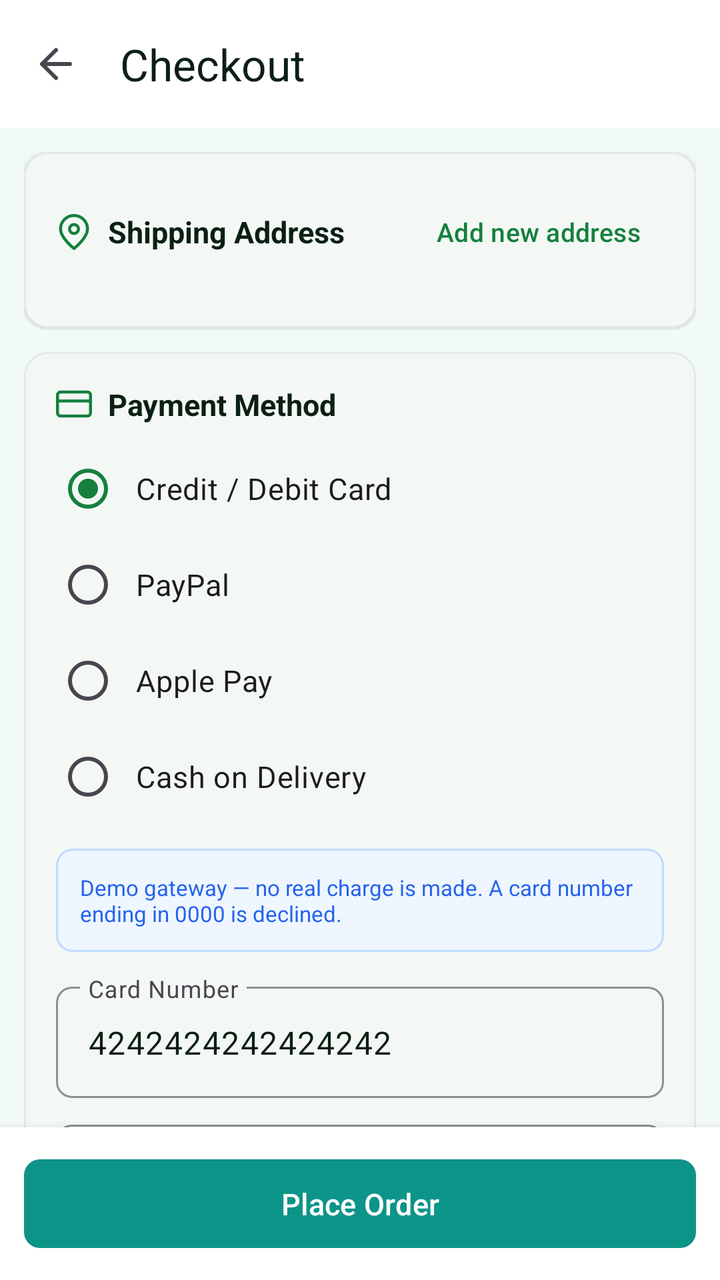
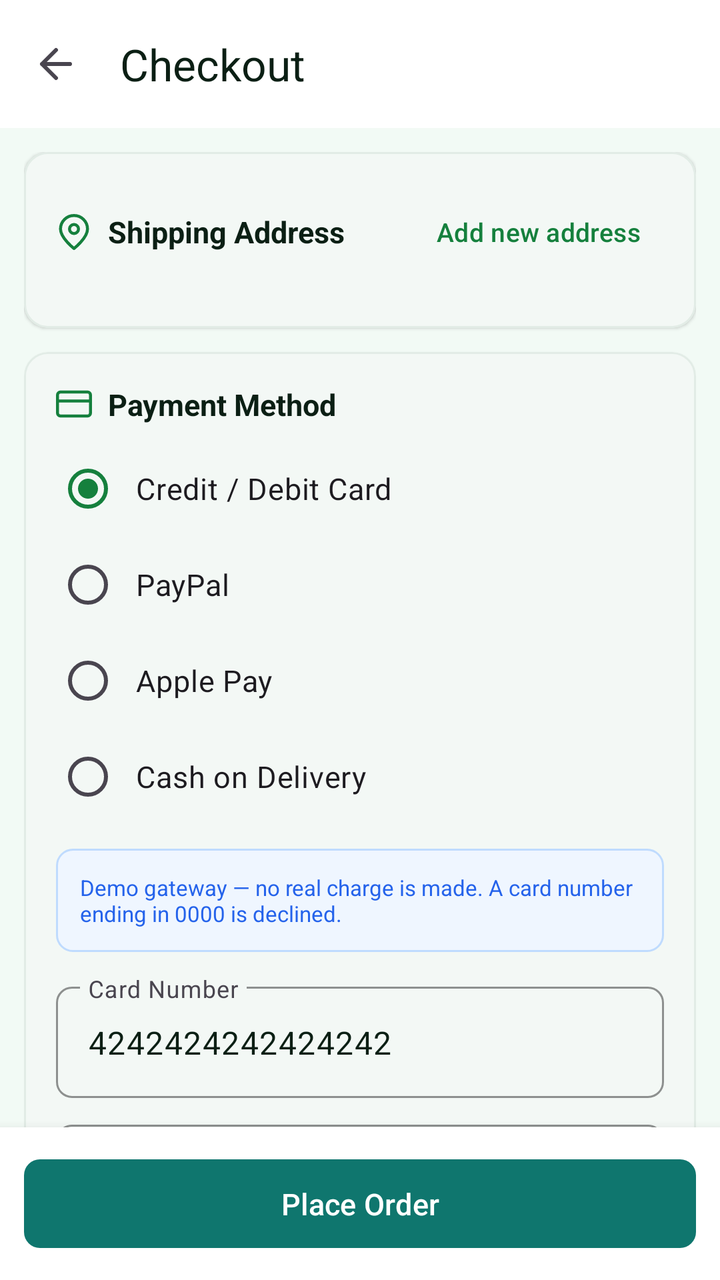

Compare the two renders of this Android layout. The source of the first and the diff that turns it into the second are given below.
<!-- AndroidManifest.xml: application theme Theme.AuraMart -->
<!-- res/layout/activity_checkout.xml -->
<?xml version="1.0" encoding="utf-8"?>
<LinearLayout xmlns:android="http://schemas.android.com/apk/res/android"
    xmlns:app="http://schemas.android.com/apk/res-auto"
    android:layout_width="match_parent"
    android:layout_height="match_parent"
    android:orientation="vertical"
    android:background="@color/background">

    <com.google.android.material.appbar.MaterialToolbar
        android:id="@+id/toolbar"
        android:layout_width="match_parent"
        android:layout_height="?attr/actionBarSize"
        android:background="@color/surface"
        app:navigationIcon="@drawable/ic_back"
        app:title="@string/checkout"
        app:titleTextColor="@color/text_primary" />

    <androidx.core.widget.NestedScrollView
        android:layout_width="match_parent"
        android:layout_height="0dp"
        android:layout_weight="1"
        android:fillViewport="true">

        <LinearLayout
            android:layout_width="match_parent"
            android:layout_height="wrap_content"
            android:orientation="vertical"
            android:padding="@dimen/space_md">

            
            <com.google.android.material.card.MaterialCardView
                style="@style/Widget.AuraMart.Card"
                android:layout_width="match_parent"
                android:layout_height="wrap_content"
                app:strokeWidth="1dp"
                app:strokeColor="@color/divider">

                <LinearLayout
                    android:layout_width="match_parent"
                    android:layout_height="wrap_content"
                    android:orientation="vertical"
                    android:padding="@dimen/space_lg">

                    <LinearLayout
                        android:layout_width="match_parent"
                        android:layout_height="wrap_content"
                        android:orientation="horizontal"
                        android:gravity="center_vertical">

                        <ImageView
                            android:layout_width="18dp"
                            android:layout_height="18dp"
                            android:src="@drawable/ic_location"
                            app:tint="@color/primary"
                            android:contentDescription="@null" />

                        <TextView
                            android:layout_width="0dp"
                            android:layout_height="wrap_content"
                            android:layout_weight="1"
                            android:layout_marginStart="@dimen/space_sm"
                            android:text="@string/shipping_address"
                            style="@style/Text.Title"
                            android:textSize="@dimen/text_body" />

                        <com.google.android.material.button.MaterialButton
                            android:id="@+id/addAddressButton"
                            style="@style/Widget.AuraMart.Button.Text"
                            android:layout_width="wrap_content"
                            android:layout_height="wrap_content"
                            android:text="@string/add_new_address"
                            android:textSize="@dimen/text_small" />
                    </LinearLayout>

                    <RadioGroup
                        android:id="@+id/addressGroup"
                        android:layout_width="match_parent"
                        android:layout_height="wrap_content"
                        android:layout_marginTop="@dimen/space_sm"
                        android:orientation="vertical" />

                    <TextView
                        android:id="@+id/noAddressText"
                        android:layout_width="match_parent"
                        android:layout_height="wrap_content"
                        android:layout_marginTop="@dimen/space_sm"
                        style="@style/Text.Secondary"
                        android:visibility="gone" />
                </LinearLayout>
            </com.google.android.material.card.MaterialCardView>

            
            <com.google.android.material.card.MaterialCardView
                style="@style/Widget.AuraMart.Card"
                android:layout_width="match_parent"
                android:layout_height="wrap_content"
                android:layout_marginTop="@dimen/space_md"
                app:strokeWidth="1dp"
                app:strokeColor="@color/divider">

                <LinearLayout
                    android:layout_width="match_parent"
                    android:layout_height="wrap_content"
                    android:orientation="vertical"
                    android:padding="@dimen/space_lg">

                    <LinearLayout
                        android:layout_width="match_parent"
                        android:layout_height="wrap_content"
                        android:orientation="horizontal"
                        android:gravity="center_vertical">

                        <ImageView
                            android:layout_width="18dp"
                            android:layout_height="18dp"
                            android:src="@drawable/ic_credit_card"
                            app:tint="@color/primary"
                            android:contentDescription="@null" />

                        <TextView
                            android:layout_width="wrap_content"
                            android:layout_height="wrap_content"
                            android:layout_marginStart="@dimen/space_sm"
                            android:text="@string/payment_method"
                            style="@style/Text.Title"
                            android:textSize="@dimen/text_body" />
                    </LinearLayout>

                    <RadioGroup
                        android:id="@+id/paymentGroup"
                        android:layout_width="match_parent"
                        android:layout_height="wrap_content"
                        android:layout_marginTop="@dimen/space_sm"
                        android:orientation="vertical">

                        <RadioButton
                            android:id="@+id/payCard"
                            android:layout_width="match_parent"
                            android:layout_height="wrap_content"
                            android:checked="true"
                            android:paddingStart="@dimen/space_sm"
                            android:paddingEnd="0dp"
                            android:text="@string/pay_card"
                            android:textSize="@dimen/text_body"
                            tools:ignore="HardcodedText"
                            xmlns:tools="http://schemas.android.com/tools" />

                        <RadioButton
                            android:id="@+id/payPaypal"
                            android:layout_width="match_parent"
                            android:layout_height="wrap_content"
                            android:paddingStart="@dimen/space_sm"
                            android:paddingEnd="0dp"
                            android:text="@string/pay_paypal"
                            android:textSize="@dimen/text_body" />

                        <RadioButton
                            android:id="@+id/payApple"
                            android:layout_width="match_parent"
                            android:layout_height="wrap_content"
                            android:paddingStart="@dimen/space_sm"
                            android:paddingEnd="0dp"
                            android:text="@string/pay_applepay"
                            android:textSize="@dimen/text_body" />

                        <RadioButton
                            android:id="@+id/payCod"
                            android:layout_width="match_parent"
                            android:layout_height="wrap_content"
                            android:paddingStart="@dimen/space_sm"
                            android:paddingEnd="0dp"
                            android:text="@string/pay_cod"
                            android:textSize="@dimen/text_body" />
                    </RadioGroup>

                    <LinearLayout
                        android:id="@+id/cardBox"
                        android:layout_width="match_parent"
                        android:layout_height="wrap_content"
                        android:orientation="vertical"
                        android:layout_marginTop="@dimen/space_md">

                        <TextView
                            android:layout_width="match_parent"
                            android:layout_height="wrap_content"
                            android:background="@drawable/bg_alert_blue"
                            android:padding="@dimen/space_md"
                            android:text="@string/demo_gateway_note"
                            android:textColor="@color/info_dark"
                            android:textSize="@dimen/text_tiny" />

                        <com.google.android.material.textfield.TextInputLayout
                            style="@style/Widget.AuraMart.TextField"
                            android:layout_width="match_parent"
                            android:layout_height="wrap_content"
                            android:layout_marginTop="@dimen/space_md"
                            android:hint="@string/card_number">

                            <com.google.android.material.textfield.TextInputEditText
                                android:id="@+id/cardNumberInput"
                                android:layout_width="match_parent"
                                android:layout_height="wrap_content"
                                android:inputType="number"
                                android:text="4242424242424242" />
                        </com.google.android.material.textfield.TextInputLayout>

                        <com.google.android.material.textfield.TextInputLayout
                            style="@style/Widget.AuraMart.TextField"
                            android:layout_width="match_parent"
                            android:layout_height="wrap_content"
                            android:layout_marginTop="@dimen/space_sm"
                            android:hint="@string/name_on_card">

                            <com.google.android.material.textfield.TextInputEditText
                                android:id="@+id/cardNameInput"
                                android:layout_width="match_parent"
                                android:layout_height="wrap_content"
                                android:inputType="textPersonName" />
                        </com.google.android.material.textfield.TextInputLayout>
                    </LinearLayout>
                </LinearLayout>
            </com.google.android.material.card.MaterialCardView>

            
            <com.google.android.material.card.MaterialCardView
                style="@style/Widget.AuraMart.Card"
                android:layout_width="match_parent"
                android:layout_height="wrap_content"
                android:layout_marginTop="@dimen/space_md"
                app:strokeWidth="1dp"
                app:strokeColor="@color/divider">

                <LinearLayout
                    android:layout_width="match_parent"
                    android:layout_height="wrap_content"
                    android:orientation="vertical"
                    android:padding="@dimen/space_lg">

                    <TextView
                        android:layout_width="wrap_content"
                        android:layout_height="wrap_content"
                        android:text="@string/order_summary"
                        style="@style/Text.Title"
                        android:textSize="@dimen/text_body" />

                    <androidx.recyclerview.widget.RecyclerView
                        android:id="@+id/itemList"
                        android:layout_width="match_parent"
                        android:layout_height="wrap_content"
                        android:layout_marginTop="@dimen/space_sm"
                        android:nestedScrollingEnabled="false"
                        app:layoutManager="androidx.recyclerview.widget.LinearLayoutManager" />

                    <View
                        android:layout_width="match_parent"
                        android:layout_height="1dp"
                        android:layout_marginTop="@dimen/space_md"
                        android:background="@color/divider" />

                    <LinearLayout
                        android:layout_width="match_parent"
                        android:layout_height="wrap_content"
                        android:orientation="horizontal"
                        android:layout_marginTop="@dimen/space_md">

                        <TextView
                            android:layout_width="0dp"
                            android:layout_height="wrap_content"
                            android:layout_weight="1"
                            android:text="@string/subtotal"
                            style="@style/Text.Secondary" />

                        <TextView
                            android:id="@+id/subtotalText"
                            android:layout_width="wrap_content"
                            android:layout_height="wrap_content"
                            style="@style/Text.Body" />
                    </LinearLayout>

                    <LinearLayout
                        android:id="@+id/discountRow"
                        android:layout_width="match_parent"
                        android:layout_height="wrap_content"
                        android:orientation="horizontal"
                        android:layout_marginTop="@dimen/space_xs"
                        android:visibility="gone">

                        <TextView
                            android:layout_width="0dp"
                            android:layout_height="wrap_content"
                            android:layout_weight="1"
                            android:text="@string/discount"
                            style="@style/Text.Secondary" />

                        <TextView
                            android:id="@+id/discountText"
                            android:layout_width="wrap_content"
                            android:layout_height="wrap_content"
                            android:textColor="@color/success_dark"
                            android:textSize="@dimen/text_body" />
                    </LinearLayout>

                    <LinearLayout
                        android:layout_width="match_parent"
                        android:layout_height="wrap_content"
                        android:orientation="horizontal"
                        android:layout_marginTop="@dimen/space_xs">

                        <TextView
                            android:layout_width="0dp"
                            android:layout_height="wrap_content"
                            android:layout_weight="1"
                            android:text="@string/shipping"
                            style="@style/Text.Secondary" />

                        <TextView
                            android:id="@+id/shippingText"
                            android:layout_width="wrap_content"
                            android:layout_height="wrap_content"
                            style="@style/Text.Body" />
                    </LinearLayout>

                    <LinearLayout
                        android:layout_width="match_parent"
                        android:layout_height="wrap_content"
                        android:orientation="horizontal"
                        android:layout_marginTop="@dimen/space_xs">

                        <TextView
                            android:layout_width="0dp"
                            android:layout_height="wrap_content"
                            android:layout_weight="1"
                            android:text="@string/tax"
                            style="@style/Text.Secondary" />

                        <TextView
                            android:id="@+id/taxText"
                            android:layout_width="wrap_content"
                            android:layout_height="wrap_content"
                            style="@style/Text.Body" />
                    </LinearLayout>

                    <LinearLayout
                        android:layout_width="match_parent"
                        android:layout_height="wrap_content"
                        android:orientation="horizontal"
                        android:layout_marginTop="@dimen/space_md">

                        <TextView
                            android:layout_width="0dp"
                            android:layout_height="wrap_content"
                            android:layout_weight="1"
                            android:text="@string/total"
                            style="@style/Text.Title" />

                        <TextView
                            android:id="@+id/totalText"
                            android:layout_width="wrap_content"
                            android:layout_height="wrap_content"
                            style="@style/Text.Title" />
                    </LinearLayout>
                </LinearLayout>
            </com.google.android.material.card.MaterialCardView>
        </LinearLayout>
    </androidx.core.widget.NestedScrollView>

    <LinearLayout
        android:layout_width="match_parent"
        android:layout_height="wrap_content"
        android:orientation="vertical"
        android:background="@color/surface"
        android:elevation="8dp"
        android:padding="@dimen/space_md">

        <com.google.android.material.button.MaterialButton
            android:id="@+id/placeOrderButton"
            style="@style/Widget.AuraMart.Button.Success"
            android:layout_width="match_parent"
            android:layout_height="wrap_content"
            android:text="@string/place_order" />
    </LinearLayout>

    <ProgressBar
        android:id="@+id/progress"
        android:layout_width="wrap_content"
        android:layout_height="wrap_content"
        android:layout_gravity="center_horizontal"
        android:visibility="gone" />
</LinearLayout>
<!-- resources referenced by this layout -->
<resources>
  <color name="background">#F2FAF5</color>
  <color name="divider">#E2ECE6</color>
  <color name="info_dark">#2563EB</color>
  <color name="primary">#15803D</color>
  <color name="success_dark">#0F766E</color>
  <color name="surface">#FFFFFF</color>
  <color name="text_primary">#0B1F14</color>
  <dimen name="space_lg">16dp</dimen>
  <dimen name="space_md">12dp</dimen>
  <dimen name="space_sm">8dp</dimen>
  <dimen name="space_xs">4dp</dimen>
  <dimen name="text_body">15sp</dimen>
  <dimen name="text_small">13sp</dimen>
  <dimen name="text_tiny">11sp</dimen>
  <string name="add_new_address">Add new address</string>
  <string name="card_number">Card Number</string>
  <string name="checkout">Checkout</string>
  <string name="demo_gateway_note">Demo gateway — no real charge is made. A card number ending in 0000 is declined.</string>
  <string name="discount">Discount</string>
  <string name="name_on_card">Name on Card</string>
  <string name="order_summary">Order Summary</string>
  <string name="pay_applepay">Apple Pay</string>
  <string name="pay_card">Credit / Debit Card</string>
  <string name="pay_cod">Cash on Delivery</string>
  <string name="pay_paypal">PayPal</string>
  <string name="payment_method">Payment Method</string>
  <string name="place_order">Place Order</string>
  <string name="shipping">Shipping</string>
  <string name="shipping_address">Shipping Address</string>
  <string name="subtotal">Subtotal</string>
  <string name="tax">Tax</string>
  <string name="total">Total</string>
  <style name="Widget.AuraMart.Button.Success" parent="Widget.AuraMart.Button">
          <item name="backgroundTint">@color/success</item>
      </style>
  <style name="Widget.AuraMart.Card" parent="Widget.Material3.CardView.Elevated">
          <item name="cardCornerRadius">@dimen/radius_md</item>
          <item name="cardElevation">1dp</item>
          <item name="cardBackgroundColor">@color/surface</item>
      </style>
  <style name="Theme.AuraMart" parent="Theme.Material3.Light.NoActionBar">
          <item name="colorPrimary">@color/primary</item>
          <item name="colorOnPrimary">@color/white</item>
          <item name="colorPrimaryContainer">@color/primary_light</item>
          <item name="colorOnPrimaryContainer">@color/primary_dark</item>
  
          <item name="colorSecondary">@color/success</item>
          <item name="colorOnSecondary">@color/white</item>
  
          <item name="colorSurface">@color/surface</item>
          <item name="colorOnSurface">@color/text_primary</item>
          <item name="android:colorBackground">@color/background</item>
          <item name="colorOutline">@color/divider</item>
  
          <item name="android:statusBarColor">@color/white</item>
          <item name="android:navigationBarColor">@color/white</item>
          <item name="android:windowLightStatusBar" tools:targetApi="m">true</item>
          <item name="android:windowLightNavigationBar" tools:targetApi="o_mr1">true</item>
      </style>
  <color name="info_surface">#EFF6FF</color>
  <dimen name="radius_sm">8dp</dimen>
  <color name="text_secondary">#5A7566</color>
  <dimen name="text_title">18sp</dimen>
  <color name="success">#0D9488</color>
  <dimen name="radius_md">12dp</dimen>
  <color name="white">#FFFFFF</color>
  <color name="primary_light">#DCFCE7</color>
  <color name="primary_dark">#166534</color>
  <!-- unchanged entries left out for length: 10 -->
</resources>

<!-- the commit's change to res/layout/activity_checkout.xml (unified diff, before → after) -->
@@ -244,6 +244,7 @@
                         android:textSize="@dimen/text_body" />
 
                     <androidx.recyclerview.widget.RecyclerView
+                        android:layoutAnimation="@anim/layout_animation_rise"
                         android:id="@+id/itemList"
                         android:layout_width="match_parent"
                         android:layout_height="wrap_content"
<!-- resource entries referenced after the edit -->
@@ -33,12 +33,14 @@
   <string name="tax">Tax</string>
   <string name="total">Total</string>
   <style name="Widget.AuraMart.Button.Success" parent="Widget.AuraMart.Button">
-          <item name="backgroundTint">@color/success</item>
+          <item name="backgroundTint">@color/success_dark</item>
       </style>
   <style name="Widget.AuraMart.Card" parent="Widget.Material3.CardView.Elevated">
           <item name="cardCornerRadius">@dimen/radius_md</item>
           <item name="cardElevation">1dp</item>
           <item name="cardBackgroundColor">@color/surface</item>
+          
+          <item name="android:stateListAnimator">@animator/card_press</item>
       </style>
   <style name="Theme.AuraMart" parent="Theme.Material3.Light.NoActionBar">
           <item name="colorPrimary">@color/primary</item>
@@ -58,12 +60,21 @@
           <item name="android:navigationBarColor">@color/white</item>
           <item name="android:windowLightStatusBar" tools:targetApi="m">true</item>
           <item name="android:windowLightNavigationBar" tools:targetApi="o_mr1">true</item>
+  
+          
+          <item name="android:windowAnimationStyle">@style/Animation.AuraMart.Activity</item>
       </style>
   <color name="info_surface">#EFF6FF</color>
   <dimen name="radius_sm">8dp</dimen>
   <color name="text_secondary">#5A7566</color>
   <dimen name="text_title">18sp</dimen>
   <color name="success">#0D9488</color>
+  <style name="Animation.AuraMart.Activity" parent="@android:style/Animation.Activity">
+          <item name="android:activityOpenEnterAnimation">@anim/slide_in_right</item>
+          <item name="android:activityOpenExitAnimation">@anim/slide_out_left</item>
+          <item name="android:activityCloseEnterAnimation">@anim/slide_in_left</item>
+          <item name="android:activityCloseExitAnimation">@anim/slide_out_right</item>
+      </style>
   <dimen name="radius_md">12dp</dimen>
   <color name="white">#FFFFFF</color>
   <color name="primary_light">#DCFCE7</color>
